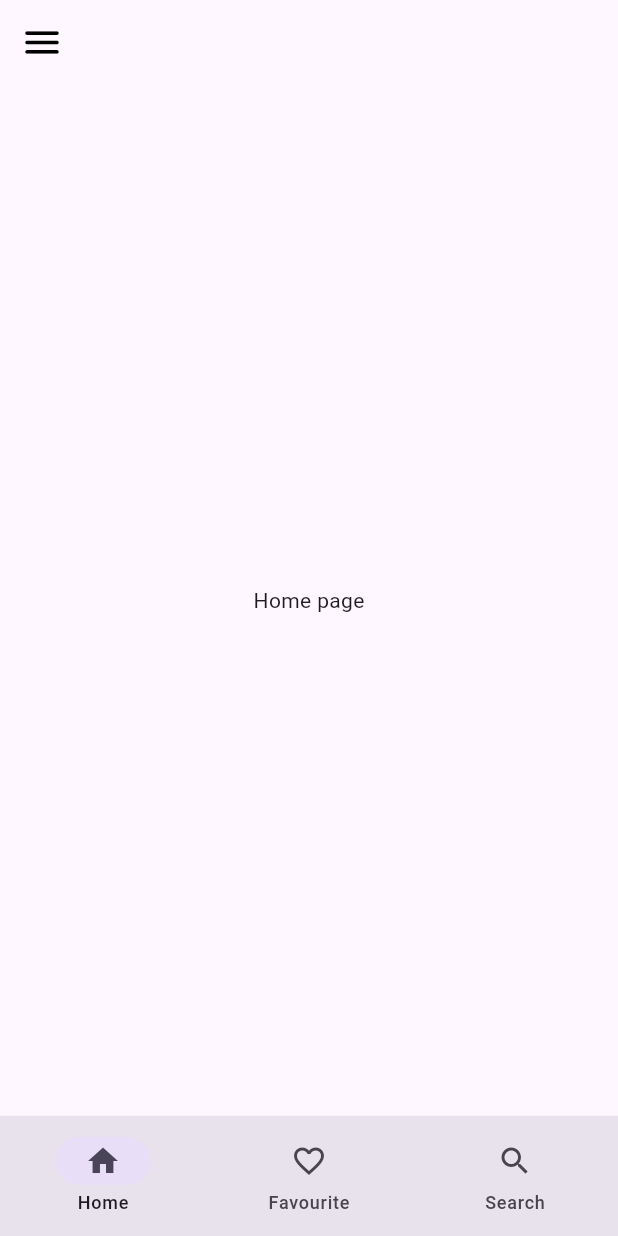
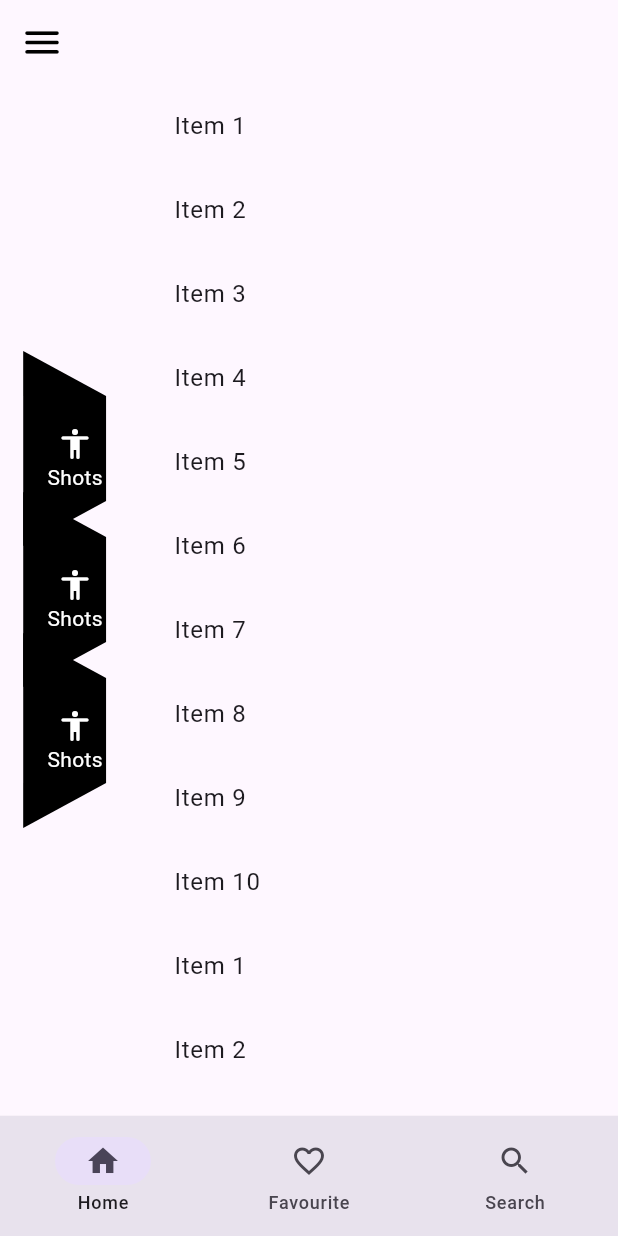
Before and after one commit to NickM101/GinJuice, a Flutter app: the screen it shows after launch, on a phone screen of 412 x 824 dp. Run offline on Flutter 3.47's test engine with Material 2 defaults, Android fonts, the phone set to English and light mode, and no system bars; our stand-ins replace lottie.

Commit message:
fixing rails navigation

```diff
--- a/lib/pages/home_page.dart
+++ b/lib/pages/home_page.dart
@@ -1,4 +1,5 @@
 import 'package:flutter/material.dart';
+import 'package:ginjuice/widgets/rail_button.dart';
 
 class HomePage extends StatefulWidget {
   const HomePage({Key? key}) : super(key: key);
@@ -8,8 +9,119 @@ class HomePage extends StatefulWidget {
 }
 
 class _HomePageState extends State<HomePage> {
+  final int paneProportion = 100;
+
+  final List<String> items = [
+    'Item 1',
+    'Item 2',
+    'Item 3',
+    'Item 4',
+    'Item 5',
+    'Item 6',
+    'Item 7',
+    'Item 8',
+    'Item 9',
+    'Item 10',
+    'Item 1',
+    'Item 2',
+    'Item 3',
+    'Item 4',
+    'Item 5',
+    'Item 6',
+    'Item 7',
+    'Item 8',
+    'Item 9',
+    'Item 10',
+  ];
+
   @override
   Widget build(BuildContext context) {
-    return const Center(child: Text('Home page'));
+    return Scaffold(
+      body: Row(
+        children: [
+          // Left Column
+          Container(
+            width: 100,
+            // color: Colors.blueGrey,
+            child: Column(
+              mainAxisAlignment: MainAxisAlignment.center,
+              children: [
+                RailButton(
+                    text: 'Shots',
+                    icon: Icons.accessibility_rounded,
+                    onPressed: () => {}),
+                const SizedBox(
+                  height: 50,
+                ),
+                RailButton(
+                    text: 'Shots',
+                    icon: Icons.accessibility_rounded,
+                    onPressed: () => {}),
+                const SizedBox(
+                  height: 50,
+                ),
+                RailButton(
+                    text: 'Shots',
+                    icon: Icons.accessibility_rounded,
+                    onPressed: () => {}),
+                // ElevatedButton(
+                //   onPressed: () {},
+                //   child: Text('Button 1'),
+                // ),
+                // ElevatedButton(
+                //   onPressed: () {},
+                //   child: Text('Button 2'),
+                // ),
+                // ElevatedButton(
+                //   onPressed: () {},
+                //   child: Text('Button 3'),
+                // ),
+              ],
+            ),
+          ),
+          // Right Column
+          Expanded(
+            child: ListView.builder(
+              itemCount: items.length,
+              itemBuilder: (BuildContext context, int index) {
+                return ListTile(
+                  title: Text(items[index]),
+                );
+              },
+            ),
+          ),
+        ],
+      ),
+    );
   }
+
+  // @override
+  // Widget build(BuildContext context) {
+  //   return Flex(
+  //     direction: Axis.horizontal,
+  //     children: [
+  //       Flexible(
+  //         flex: 2 - paneProportion,
+  //         child: PaneLeft(),
+  //       ),
+  //       Flexible(flex: paneProportion, child: PaneRight())
+  //     ],
+  //   );
+  // }
+  //
+  // Widget PaneLeft() {
+  //   return Column(
+  //     mainAxisAlignment: MainAxisAlignment.center,
+  //     // crossAxisAlignment: CrossAxisAlignment.start,
+  //     children: const [
+  // TrapezoidButton(text: 'Shot', icon: Icons.adb_sharp),
+  //     ],
+  //   );
+  // }
+  //
+  // Widget PaneRight() {
+  //   return Container(
+  //     color: Colors.red,
+  //   );
+  // }
 }
--- a/lib/pages/splash_screen.dart
+++ b/lib/pages/splash_screen.dart
@@ -55,7 +55,7 @@ class _SplashScreenState extends State<SplashScreen> {
           child: Column(
             mainAxisAlignment: MainAxisAlignment.center,
             children: [
-              Lottie.asset('lib/assets/lottie/cocktail-mix.json'),
+              Lottie.asset('assets/lottie/cocktail-mix.json'),
               const SizedBox(
                 height: 10,
               ),
--- /dev/null
+++ b/lib/widgets/rail_button.dart
@@ -0,0 +1,57 @@
+import 'package:flutter/material.dart';
+
+class RailButton extends StatelessWidget {
+  final String text;
+  final IconData icon;
+  final VoidCallback onPressed;
+
+  RailButton({required this.text, required this.icon, required this.onPressed});
+
+  @override
+  Widget build(BuildContext context) {
+    return InkWell(
+      onTap: onPressed,
+      child: CustomPaint(
+        painter: _RailButtonPainter(),
+        child: Container(
+          padding: const EdgeInsets.symmetric(horizontal: 16.0),
+          child: Column(
+            children: [
+              Icon(icon, color: Colors.white),
+              const SizedBox(width: 8.0),
+              Text(
+                text,
+                style: const TextStyle(color: Colors.white),
+              ),
+            ],
+          ),
+        ),
+      ),
+    );
+  }
+}
+
+class _RailButtonPainter extends CustomPainter {
+  @override
+  void paint(Canvas canvas, Size size) {
+    final paint = Paint()
+      ..strokeWidth = 5
+      ..color = Colors.black
+      ..style = PaintingStyle.fill
+      ..strokeCap = StrokeCap.round
+      ..strokeJoin = StrokeJoin.round
+      ..strokeMiterLimit = 60;
+
+    final path = Path()
+      ..moveTo(0, -50)
+      ..lineTo(0, 80)
+      ..lineTo(size.width * 0.8, 50)
+      ..lineTo(size.width * 0.8, -20)
+      ..close();
+
+    canvas.drawPath(path, paint);
+  }
+
+  @override
+  bool shouldRepaint(CustomPainter oldDelegate) => false;
+}
--- a/pubspec.yaml
+++ b/pubspec.yaml
@@ -49,6 +49,7 @@ dev_dependencies:
   lottie: ^2.2.0
   go_router: ^6.0.8
   google_fonts: ^4.0.3
+  flutter_svg: ^2.0.1
 
 # For information on the generic Dart part of this file, see the
 # following page: https://dart.dev/tools/pub/pubspec
@@ -63,7 +64,9 @@ flutter:
 
   # To add assets to your application, add an assets section, like this:
   assets:
-    - lib/assets/lottie/cocktail-mix.json
+    - assets/lottie/cocktail-mix.json
+    - assets/svg/rail_button.svg
+#    - assets/images/
   #   - images/a_dot_burr.jpeg
   #   - images/a_dot_ham.jpeg
 
```
Also changed, not shown: lib/pages/search_page.dart (+55 -1 lines), assets/images/app_icon.png (renamed from lib/assets/images/app_icon.png), assets/lottie/cocktail-mix.json (renamed from lib/assets/lottie/cocktail-mix.json), assets/lottie/mr-cookie-drink.json (renamed from lib/assets/lottie/mr-cookie-drink.json), assets/svg/rail_button.svg (added), lib/widgets/bouncing_text.dart (renamed from lib/components/bouncing_text.dart), pubspec.lock.
